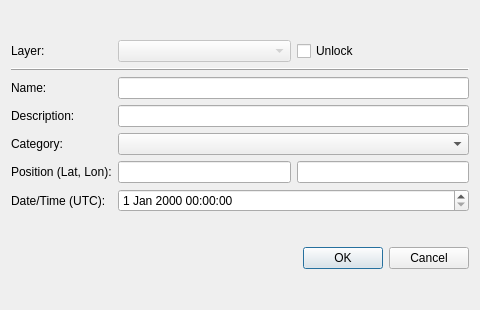
Before: the Qt Designer form place_marker_dialog_base.ui in jrenken/qgis-PlaceMarker, drawn with Qt 5.
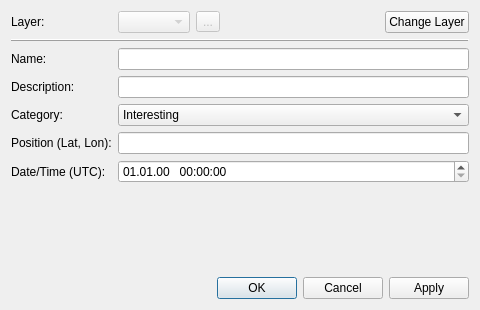
After: the same form once the commit is applied. Custom widgets are drawn as their Qt base class.

Commit message: add functionality to dialogue

What changed in the file:
```diff
--- a/place_marker_dialog_base.ui
+++ b/place_marker_dialog_base.ui
@@ -15,98 +15,153 @@
   </property>
   <layout class="QVBoxLayout" name="verticalLayout">
    <item>
-    <layout class="QGridLayout" name="gridLayout">
-     <item row="6" column="0">
-      <widget class="QLabel" name="label_4">
-       <property name="text">
-        <string>Position (Lat, Lon):</string>
-       </property>
-      </widget>
-     </item>
-     <item row="6" column="2">
-      <widget class="QLineEdit" name="lineEditLon"/>
-     </item>
-     <item row="1" column="0">
+    <layout class="QFormLayout" name="formLayout">
+     <item row="0" column="0">
       <widget class="QLabel" name="label_6">
        <property name="text">
         <string>Layer:</string>
        </property>
       </widget>
      </item>
-     <item row="7" column="1" colspan="2">
-      <widget class="QgsDateTimeEdit" name="mDateTimeEdit">
-       <property name="timeSpec">
-        <enum>Qt::UTC</enum>
+     <item row="0" column="1">
+      <layout class="QHBoxLayout" name="horizontalLayout" stretch="0,0,0,0">
+       <item>
+        <widget class="QgsMapLayerComboBox" name="mMapLayerComboBox">
+         <property name="enabled">
+          <bool>false</bool>
+         </property>
+         <property name="filters">
+          <set>QgsMapLayerProxyModel::PointLayer</set>
+         </property>
+        </widget>
+       </item>
+       <item>
+        <widget class="QToolButton" name="toolButtonCreateNewLayer">
+         <property name="enabled">
+          <bool>false</bool>
+         </property>
+         <property name="toolTip">
+          <string>Create new memory layer</string>
+         </property>
+         <property name="text">
+          <string>...</string>
+         </property>
+        </widget>
+       </item>
+       <item>
+        <spacer name="horizontalSpacer">
+         <property name="orientation">
+          <enum>Qt::Horizontal</enum>
+         </property>
+         <property name="sizeHint" stdset="0">
+          <size>
+           <width>40</width>
+           <height>20</height>
+          </size>
+         </property>
+        </spacer>
+       </item>
+       <item>
+        <widget class="QPushButton" name="pushButtonChangeLayer">
+         <property name="text">
+          <string>Change Layer</string>
+         </property>
+         <property name="checkable">
+          <bool>true</bool>
+         </property>
+         <property name="autoExclusive">
+          <bool>true</bool>
+         </property>
+        </widget>
+       </item>
+      </layout>
+     </item>
+     <item row="1" column="0" colspan="2">
+      <widget class="QFrame" name="frame">
+       <property name="frameShape">
+        <enum>QFrame::HLine</enum>
        </property>
-       <property name="allowNull">
-        <bool>false</bool>
+       <property name="frameShadow">
+        <enum>QFrame::Raised</enum>
        </property>
       </widget>
      </item>
-     <item row="6" column="1">
-      <widget class="QLineEdit" name="lineEditLat"/>
-     </item>
-     <item row="5" column="1" colspan="2">
-      <widget class="QComboBox" name="comboBoxCategory"/>
-     </item>
-     <item row="3" column="0">
+     <item row="2" column="0">
       <widget class="QLabel" name="label">
        <property name="text">
         <string>Name:</string>
        </property>
       </widget>
      </item>
-     <item row="4" column="0">
+     <item row="2" column="1">
+      <widget class="QLineEdit" name="lineEditName"/>
+     </item>
+     <item row="3" column="0">
       <widget class="QLabel" name="label_2">
        <property name="text">
         <string>Description:</string>
        </property>
       </widget>
      </item>
-     <item row="5" column="0">
+     <item row="3" column="1">
+      <widget class="QLineEdit" name="lineEditDescription"/>
+     </item>
+     <item row="4" column="0">
       <widget class="QLabel" name="label_3">
        <property name="text">
         <string>Category:</string>
        </property>
       </widget>
      </item>
-     <item row="7" column="0">
+     <item row="4" column="1">
+      <widget class="QComboBox" name="comboBoxCategory">
+       <item>
+        <property name="text">
+         <string>Interesting</string>
+        </property>
+       </item>
+       <item>
+        <property name="text">
+         <string>Danger</string>
+        </property>
+       </item>
+       <item>
+        <property name="text">
+         <string>Stay away</string>
+        </property>
+       </item>
+      </widget>
+     </item>
+     <item row="5" column="0">
+      <widget class="QLabel" name="label_4">
+       <property name="text">
+        <string>Position (Lat, Lon):</string>
+       </property>
+      </widget>
+     </item>
+     <item row="5" column="1">
+      <widget class="QLineEdit" name="lineEditPosition"/>
+     </item>
+     <item row="6" column="0">
       <widget class="QLabel" name="label_5">
        <property name="text">
         <string>Date/Time (UTC):</string>
        </property>
       </widget>
      </item>
-     <item row="4" column="1" colspan="2">
-      <widget class="QLineEdit" name="lineEditDescription"/>
-     </item>
-     <item row="3" column="1" colspan="2">
-      <widget class="QLineEdit" name="lineEditName"/>
-     </item>
-     <item row="1" column="2">
-      <widget class="QCheckBox" name="checkBoxUnlockLayer">
-       <property name="text">
-        <string>Unlock</string>
+     <item row="6" column="1">
+      <widget class="QgsDateTimeEdit" name="mDateTimeEdit">
+       <property name="displayFormat">
+        <string>dd.MM.yy   HH:mm:ss</string>
        </property>
-      </widget>
-     </item>
-     <item row="1" column="1">
-      <widget class="QgsMapLayerComboBox" name="mMapLayerComboBox">
-       <property name="enabled">
+       <property name="currentSectionIndex">
+        <number>4</number>
+       </property>
+       <property name="timeSpec">
+        <enum>Qt::UTC</enum>
+       </property>
+       <property name="allowNull">
         <bool>false</bool>
-       </property>
-       <property name="filters">
-        <set>QgsMapLayerProxyModel::PointLayer</set>
-       </property>
-      </widget>
-     </item>
-     <item row="2" column="0" colspan="3">
-      <widget class="QFrame" name="frame">
-       <property name="frameShape">
-        <enum>QFrame::HLine</enum>
-       </property>
-       <property name="frameShadow">
-        <enum>QFrame::Raised</enum>
        </property>
       </widget>
      </item>
@@ -118,7 +173,7 @@
       <enum>Qt::Horizontal</enum>
      </property>
      <property name="standardButtons">
-      <set>QDialogButtonBox::Cancel|QDialogButtonBox::Ok</set>
+      <set>QDialogButtonBox::Apply|QDialogButtonBox::Cancel|QDialogButtonBox::Ok</set>
      </property>
     </widget>
    </item>
```
Left out of the diff: 48 changed lines with no effect on the pictures. The commit also changes 2 other files.
